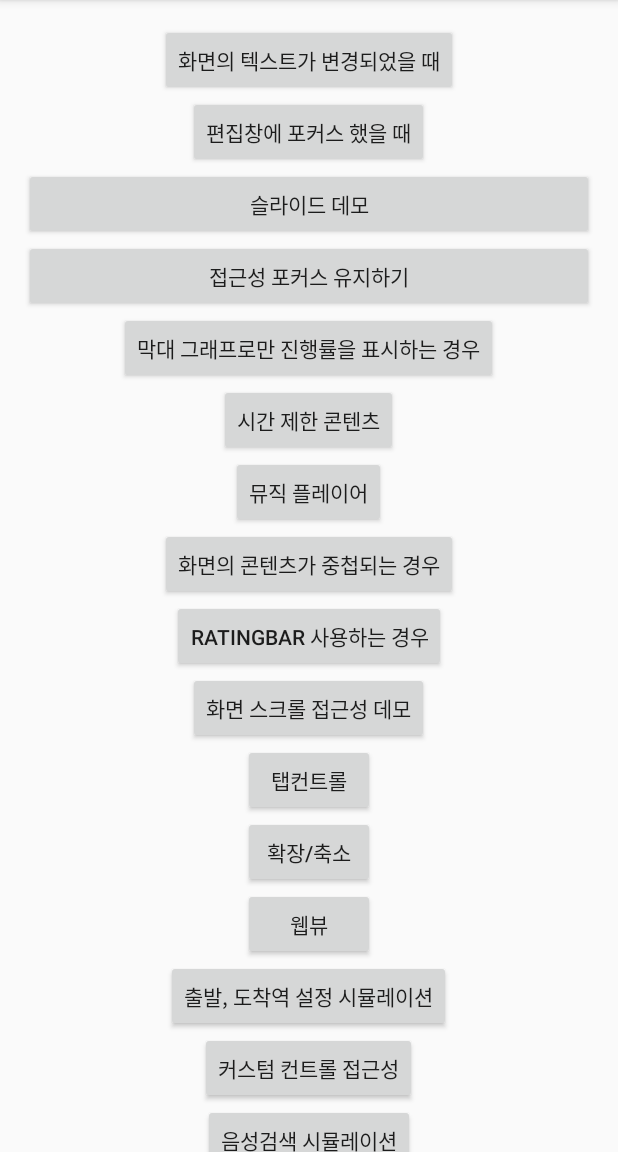
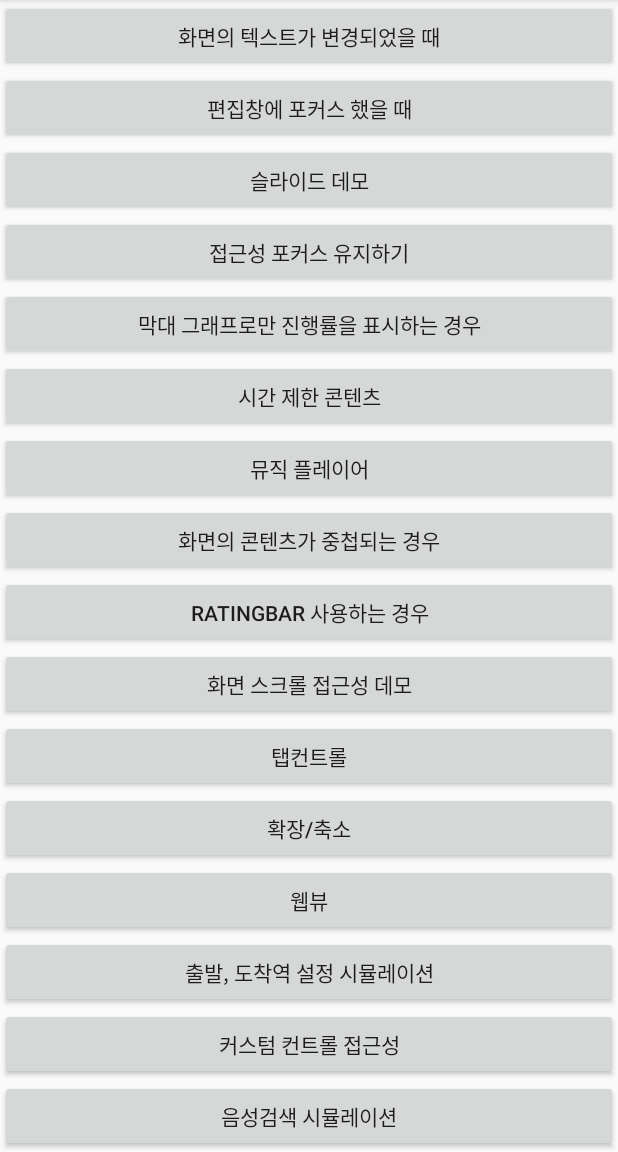
Before and after one commit to a11y-nvisions/Solutions, an Android app: the screen it shows after launch (MainActivity), on a phone screen of 412 x 824 dp, the part 84-1236 px from its top. Run offline under Robolectric (Android 15) with nearby library versions, the light colour scheme and no system bars.

Commit message:
modify some layout for MainActivity and voice_search

```diff
--- a/mobile/android/app/src/main/res/layout/activity_main.xml
+++ b/mobile/android/app/src/main/res/layout/activity_main.xml
@@ -3,26 +3,21 @@
     xmlns:app="http://schemas.android.com/apk/res-auto"
     xmlns:tools="http://schemas.android.com/tools"
     android:layout_width="match_parent"
-    android:layout_height="match_parent"
-    >
+    android:layout_height="match_parent">
 <LinearLayout
     android:layout_width="match_parent"
     android:layout_height="wrap_content"
     android:orientation="vertical"
-    android:paddingBottom="@dimen/activity_vertical_margin"
-    android:paddingLeft="@dimen/activity_horizontal_margin"
-    android:paddingRight="@dimen/activity_horizontal_margin"
-    android:paddingTop="@dimen/activity_vertical_margin"
     tools:context=".MainActivity">
     <Button
         android:id="@+id/live_region"
-        android:layout_width="wrap_content"
+        android:layout_width="match_parent"
         android:layout_height="wrap_content"
         android:layout_gravity="center_horizontal"
         android:text="@string/liveregion_title" />
     <Button
         android:id="@+id/label_for"
-        android:layout_width="wrap_content"
+        android:layout_width="match_parent"
         android:layout_height="wrap_content"
         android:layout_gravity="center_horizontal"
         android:text="@string/label_for_title"/>
@@ -40,65 +35,65 @@ android:text="@string/liveregion_title" />
         android:layout_gravity="center_horizontal"
         android:text="@string/stay_focus" />
     <Button
-    android:layout_width="wrap_content"
+        android:layout_width="match_parent"
         android:layout_height="wrap_content"
         android:id="@+id/progressBar"
         android:layout_gravity="center"
         android:text="@string/progressBar"/>
     <Button
-        android:layout_width="wrap_content"
+        android:layout_width="match_parent"
         android:layout_height="wrap_content"
         android:id="@+id/timeLimit"
         android:layout_gravity="center"
         android:text="@string/timeLimit"/>
 
     <Button
-        android:layout_width="wrap_content"
+        android:layout_width="match_parent"
         android:layout_height="wrap_content"
         android:id="@+id/musicPlayer"
         android:layout_gravity="center"
         android:text="@string/musicPlayer"/>
     <Button
-        android:layout_width="wrap_content"
+        android:layout_width="match_parent"
         android:layout_height="wrap_content"
         android:id="@+id/overlay"
         android:layout_gravity="center"
         android:text="@string/overlay"/>
     <Button
-        android:layout_width="wrap_content"
+        android:layout_width="match_parent"
         android:layout_height="wrap_content"
         android:id="@+id/ratingBar"
         android:layout_gravity="center"
         android:text="@string/main_ratingBar"/>
 
     <Button
-        android:layout_width="wrap_content"
+        android:layout_width="match_parent"
         android:layout_height="wrap_content"
         android:id="@+id/nestedScroll"
         android:layout_gravity="center"
         android:text="@string/nestedScroll"/>
 
     <Button
-        android:layout_width="wrap_content"
+        android:layout_width="match_parent"
         android:layout_height="wrap_content"
         android:id="@+id/tabControl"
         android:layout_gravity="center"
         android:text="@string/tabControl"/>
 
     <Button
-        android:layout_width="wrap_content"
+        android:layout_width="match_parent"
         android:layout_height="wrap_content"
         android:id="@+id/collapseExpand"
         android:layout_gravity="center"
         android:text="@string/collapseExpand"/>
     <Button
-        android:layout_width="wrap_content"
+        android:layout_width="match_parent"
         android:layout_height="wrap_content"
         android:id="@+id/webView"
         android:layout_gravity="center"
         android:text="@string/webView"/>
     <Button
-        android:layout_width="wrap_content"
+        android:layout_width="match_parent"
         android:layout_height="wrap_content"
         android:id="@+id/korailTalk"
         android:layout_gravity="center"
@@ -106,19 +101,19 @@ android:text="@string/progressBar"/>
 
     <Button
         android:id="@+id/customControlButton"
-        android:layout_width="wrap_content"
+        android:layout_width="match_parent"
         android:layout_gravity="center"
         android:layout_height="wrap_content"
         android:text="@string/customControl_main" />
             <Button
-        android:layout_width="wrap_content"
+        android:layout_width="match_parent"
         android:layout_height="wrap_content"
         android:id="@+id/voiceSearch"
         android:layout_gravity="center"
         android:text="@string/voiceSearch"/>
 
     <Button
-        android:layout_width="wrap_content"
+        android:layout_width="match_parent"
         android:layout_height="wrap_content"
         android:id="@+id/refreshContents"
         android:layout_gravity="center"
--- a/mobile/android/app/src/main/res/layout/activity_voice_search.xml
+++ b/mobile/android/app/src/main/res/layout/activity_voice_search.xml
@@ -11,6 +11,8 @@
         android:text="@string/voiceSearchExplain"
         android:id="@+id/voiceSearchExplain"
         android:textSize="20dp"
+        app:layout_constraintLeft_toLeftOf="parent"
+        app:layout_constraintRight_toRightOf="parent"
         app:layout_constraintBottom_toTopOf="@id/withAccessibility"
         app:layout_constraintTop_toTopOf="parent" />
 
@@ -19,7 +21,7 @@
         android:layout_width="match_parent"
         android:layout_height="70dp"
         android:text="@string/without_accessibility"
-        app:layout_constraintTop_toTopOf="@id/startEndExplain"
+        app:layout_constraintTop_toBottomOf="@id/voiceSearchExplain"
         app:layout_constraintBottom_toTopOf="@id/withAccessibility"
         android:onClick="launchVoiceSearchWithoutAccessibilityActivity"
         />
```
Also changed, not shown: mobile/android/app/src/main/res/layout/activity_collapse_expand.xml (+7 -5 lines), 1 other file. Lines whose indentation alone changed are shown as unchanged.
